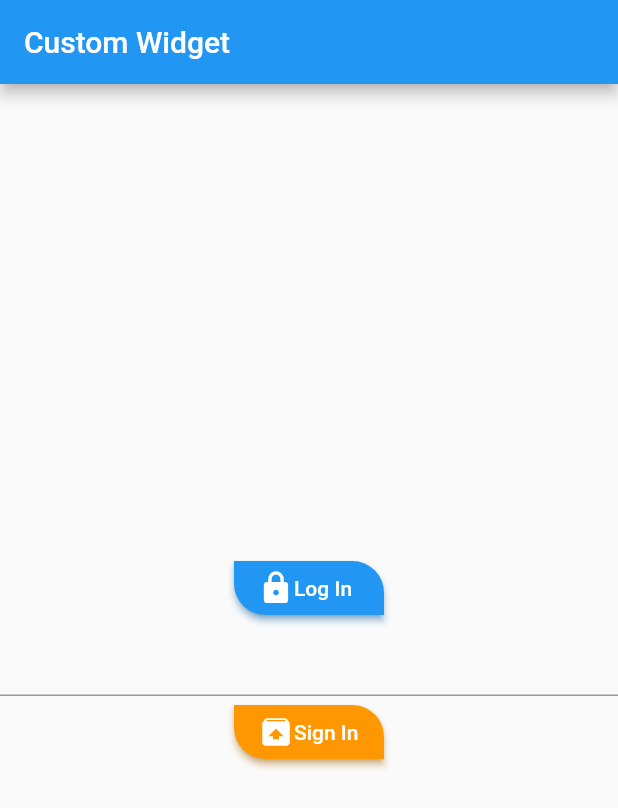
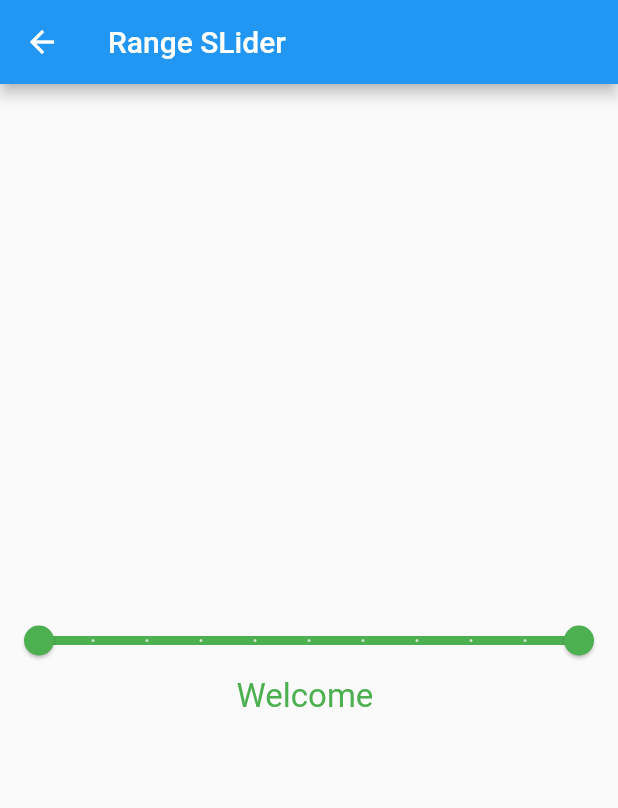
Before and after one commit to Balghari13/flutter-Practice, a Flutter app: the screen it shows after launch, after a tap on "Log In", on a phone screen of 412 x 824 dp. Shown: the top 808 px of the screen. Run offline on Flutter 3.47's test engine with Material 2 defaults, Android fonts, the phone set to English and light mode, and no system bars.

Commit message:
range slider

```diff
--- /dev/null
+++ b/lib/RangeSlider.dart
@@ -0,0 +1,48 @@
+import 'package:flutter/material.dart';
+
+
+class RangeSliderPage extends StatefulWidget {
+  var dataGet;
+   RangeSliderPage({Key? key, required this.dataGet}) : super(key: key);
+
+  @override
+  State<RangeSliderPage> createState() => _RangeSliderPageState();
+}
+
+class _RangeSliderPageState extends State<RangeSliderPage> {
+
+  RangeValues values = RangeValues(0, 1);
+
+  @override
+  Widget build(BuildContext context) {
+    RangeLabels labels = RangeLabels(values.start.toString(), values.end.toString());
+    return Scaffold(
+      appBar: AppBar(
+        title: Text('Range SLider'),
+      ),
+      body: Center(
+        child: Column(
+          mainAxisAlignment: MainAxisAlignment.center,
+          children: [
+            RangeSlider(
+              values: values,
+              labels: labels,
+              divisions: 10,
+              activeColor: Colors.green,
+              inactiveColor: Colors.green.shade100,
+              onChanged: (newValue){
+                values = newValue;
+                setState(() {
+
+
+                });
+              },
+            ),
+            Text('Welcome ${widget.dataGet}',style:
+            TextStyle(fontSize: 22, color: Colors.green), )
+          ],
+        ),
+      ),
+    );
+  }
+}
--- a/lib/main.dart
+++ b/lib/main.dart
@@ -1,4 +1,5 @@
 import 'package:bmi_pract/PassingDataPrac.dart';
+import 'package:bmi_pract/RangeSlider.dart';
 import 'package:bmi_pract/widget/roundedButton.dart';
 import 'package:flutter/material.dart';
 
@@ -36,6 +37,9 @@ final nameController = TextEditingController();
               width: 100,
               child: RoundedButton(btnName: 'Log In', icon: Icon(Icons.lock),
               callback: (){
+                Navigator.push(context,
+                    MaterialPageRoute(builder: (context)=>
+                        RangeSliderPage(dataGet: nameController.text.toString(),)));
                 print('clicked');
               },
 
```
